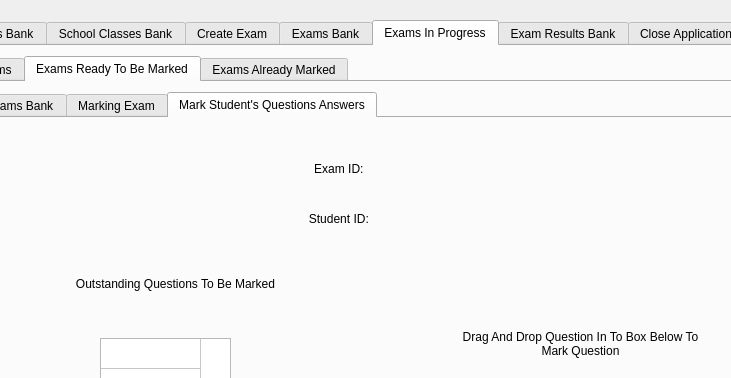
Before: the Qt Designer form GUI/TeacherGUIQtDesigner.ui in applet199/OOPCourseWorkTwo, drawn with Qt 5; both pictures show x 196 to 927 and y 0 to 378 of the 1131 by 857 pixel window.
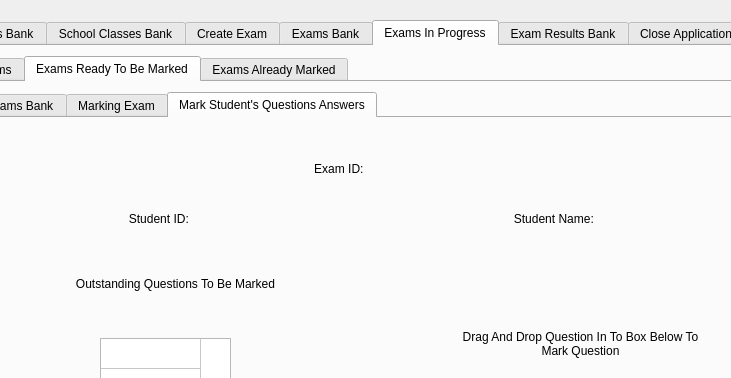
After: the same form once the commit is applied. The open tabs and pages were chosen to show the change.

```diff
--- a/GUI/TeacherGUIQtDesigner.ui
+++ b/GUI/TeacherGUIQtDesigner.ui
@@ -2886,7 +2886,7 @@
          <widget class="QLabel" name="label_63">
           <property name="geometry">
            <rect>
-            <x>400</x>
+            <x>220</x>
             <y>80</y>
             <width>161</width>
             <height>41</height>
@@ -3041,6 +3041,22 @@
            <bool>true</bool>
           </property>
          </widget>
+         <widget class="QLabel" name="label_50">
+          <property name="geometry">
+           <rect>
+            <x>600</x>
+            <y>80</y>
+            <width>191</width>
+            <height>41</height>
+           </rect>
+          </property>
+          <property name="text">
+           <string>Student Name: </string>
+          </property>
+          <property name="alignment">
+           <set>Qt::AlignCenter</set>
+          </property>
+         </widget>
         </widget>
        </widget>
       </widget>
```
Left out of the diff: 4 changed lines with no effect on the pictures.
